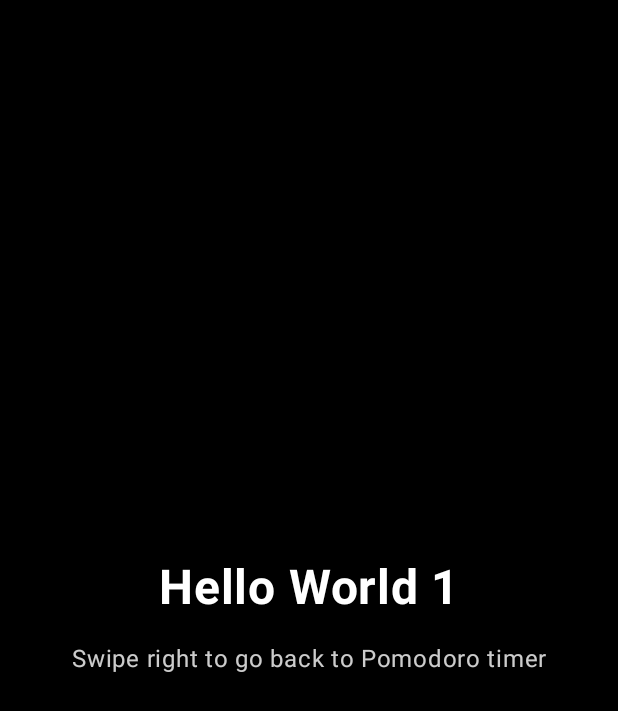
After one commit to mkshaonexe/PVC-Perseverance, an Android app built with Jetpack Compose: the composable Page1Screen shown on its own in the app's theme, on a phone screen of 412 x 824 dp. The commit adds this screen. Shown: the top 711 px of the screen. Run offline under Robolectric (Android 15) with nearby library versions, the phone set to English and light mode, and no system bars.

Commit message:
add the lift and right sift

```diff
--- a/app/build.gradle.kts
+++ b/app/build.gradle.kts
@@ -59,6 +59,10 @@ dependencies {
     implementation("androidx.lifecycle:lifecycle-viewmodel-compose:2.7.0")
     implementation("androidx.compose.runtime:runtime-livedata:1.5.8")
 
+    // ViewPager for swipe navigation
+    implementation("androidx.compose.foundation:foundation:1.5.8")
+    implementation("com.google.accompanist:accompanist-pager:0.32.0")
+
     testImplementation(libs.junit)
     androidTestImplementation(libs.androidx.junit)
     androidTestImplementation(libs.androidx.espresso.core)
--- /dev/null
+++ b/app/src/main/java/com/perseverance/pvc/ui/screens/Page1Screen.kt
@@ -0,0 +1,70 @@
+package com.perseverance.pvc.ui.screens
+
+import androidx.compose.foundation.background
+import androidx.compose.foundation.layout.*
+import androidx.compose.material3.*
+import androidx.compose.runtime.*
+import androidx.compose.ui.Alignment
+import androidx.compose.ui.Modifier
+import androidx.compose.ui.graphics.Color
+import androidx.compose.ui.text.font.FontWeight
+import androidx.compose.ui.text.style.TextAlign
+import androidx.compose.ui.tooling.preview.Preview
+import androidx.compose.ui.unit.dp
+import androidx.compose.ui.unit.sp
+import com.perseverance.pvc.ui.components.VideoBackground
+import com.perseverance.pvc.ui.theme.PerseverancePVCTheme
+
+@Composable
+fun Page1Screen() {
+    Box(
+        modifier = Modifier
+            .fillMaxSize()
+    ) {
+        // Video background
+        VideoBackground(
+            isPlaying = false,
+            modifier = Modifier.fillMaxSize()
+        )
+
+        // Semi-transparent overlay for text readability
+        Box(
+            modifier = Modifier
+                .fillMaxSize()
+                .background(Color.Black.copy(alpha = 0.3f))
+        )
+
+        Column(
+            modifier = Modifier
+                .fillMaxSize()
+                .padding(24.dp),
+            horizontalAlignment = Alignment.CenterHorizontally,
+            verticalArrangement = Arrangement.Center
+        ) {
+            Text(
+                text = "Hello World 1",
+                fontSize = 32.sp,
+                fontWeight = FontWeight.Bold,
+                color = Color.White,
+                textAlign = TextAlign.Center
+            )
+
+            Spacer(modifier = Modifier.height(16.dp))
+
+            Text(
+                text = "Swipe right to go back to Pomodoro timer",
+                fontSize = 16.sp,
+                color = Color.White.copy(alpha = 0.8f),
+                textAlign = TextAlign.Center
+            )
+        }
+    }
+}
+
+@Preview(showBackground = true)
+@Composable
+fun Page1ScreenPreview() {
+    PerseverancePVCTheme {
+        Page1Screen()
+    }
+}
```
Also changed, not shown: app/src/main/java/com/perseverance/pvc/MainActivity.kt (+67 -8 lines), app/src/main/java/com/perseverance/pvc/ui/screens/Page2Screen.kt (added, +70 -0 lines), 1 other file.
